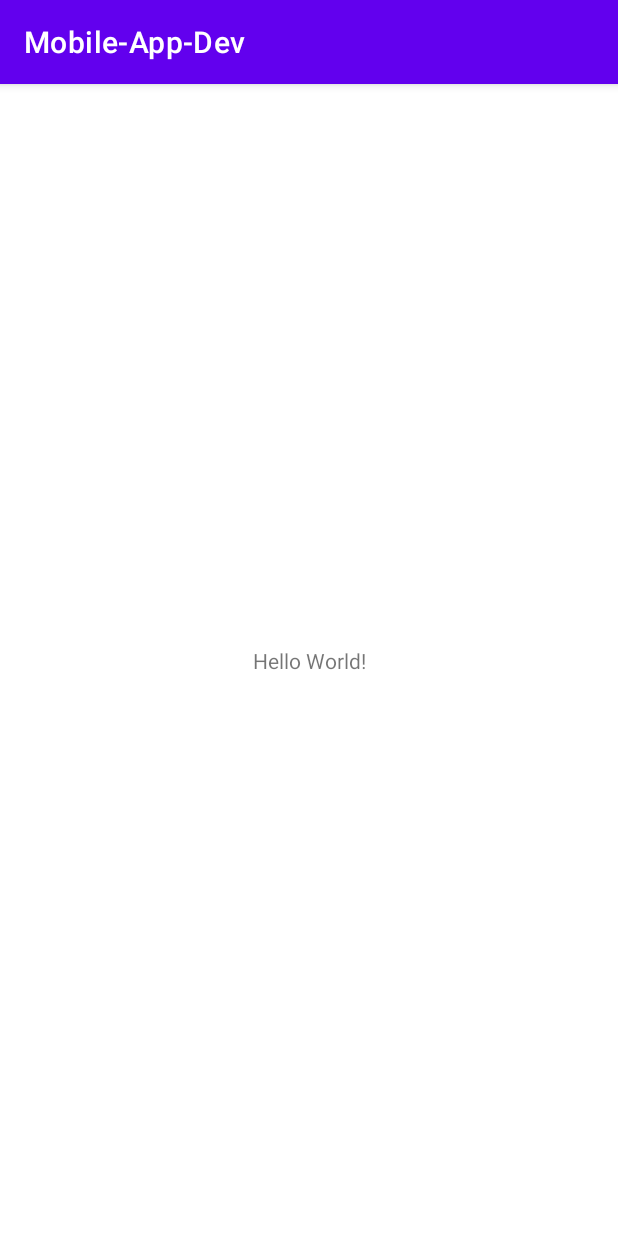
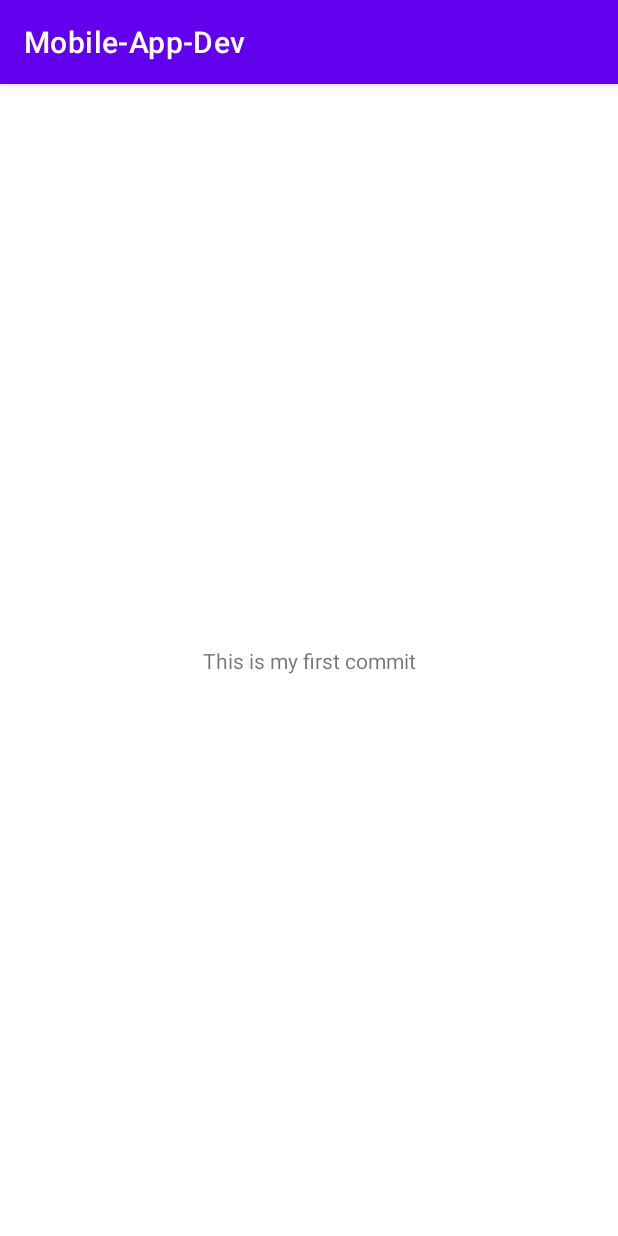
Before and after one commit to imwindzor/Mobile-App-Dev, an Android app: the screen it shows after launch (MainActivity), on a phone screen of 412 x 824 dp. Run offline under Robolectric (Android 15) with nearby library versions, the phone set to English and light mode, and no system bars.

Commit message:
changed text into this is my first commit

```diff
--- a/app/src/main/res/layout/activity_main.xml
+++ b/app/src/main/res/layout/activity_main.xml
@@ -9,7 +9,7 @@
     <TextView
         android:layout_width="wrap_content"
         android:layout_height="wrap_content"
-        android:text="Hello World!"
+        android:text="This is my first commit"
         app:layout_constraintBottom_toBottomOf="parent"
         app:layout_constraintLeft_toLeftOf="parent"
         app:layout_constraintRight_toRightOf="parent"
```
